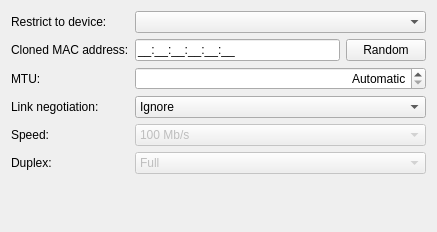
lenz1111/plasma-nm, file libs/editor/settings/ui/wiredconnectionwidget.ui: the form before one commit.
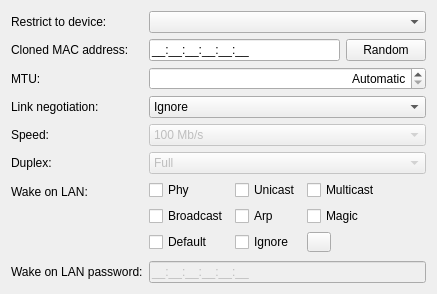
The form after the commit. Custom widgets are drawn as their Qt base class.

Commit message: Support wake-on-lan options in wired connection editor

Diff of the .ui file:
```diff
--- a/libs/editor/settings/ui/wiredconnectionwidget.ui
+++ b/libs/editor/settings/ui/wiredconnectionwidget.ui
@@ -263,6 +263,103 @@
      </item>
     </widget>
    </item>
+   <item row="6" column="0">
+    <widget class="QLabel" name="label_5">
+     <property name="text">
+      <string>Wake on LAN:</string>
+     </property>
+    </widget>
+   </item>
+   <item row="6" column="1">
+    <layout class="QGridLayout" name="wolOptionsLayout">
+     <item row="0" column="0">
+      <widget class="QCheckBox" name="wolPhy">
+       <property name="text">
+        <string>Phy</string>
+       </property>
+      </widget>
+     </item>
+     <item row="0" column="1">
+      <widget class="QCheckBox" name="wolUnicast">
+       <property name="text">
+        <string>Unicast</string>
+       </property>
+      </widget>
+     </item>
+     <item row="0" column="2">
+      <widget class="QCheckBox" name="wolMulticast">
+       <property name="text">
+        <string>Multicast</string>
+       </property>
+      </widget>
+     </item>
+     <item row="1" column="0">
+      <widget class="QCheckBox" name="wolBroadcast">
+       <property name="text">
+        <string>Broadcast</string>
+       </property>
+      </widget>
+     </item>
+     <item row="1" column="1">
+      <widget class="QCheckBox" name="wolArp">
+       <property name="text">
+        <string>Arp</string>
+       </property>
+      </widget>
+     </item>
+     <item row="1" column="2">
+      <widget class="QCheckBox" name="wolMagic">
+       <property name="text">
+        <string>Magic</string>
+       </property>
+      </widget>
+     </item>
+     <item row="2" column="0">
+      <widget class="QCheckBox" name="wolDefault">
+       <property name="text">
+        <string>Default</string>
+       </property>
+      </widget>
+     </item>
+     <item row="2" column="1">
+      <widget class="QCheckBox" name="wolIgnore">
+       <property name="text">
+        <string>Ignore</string>
+       </property>
+      </widget>
+     </item>
+     <item row="2" column="2">
+      <widget class="KContextualHelpButton" name="wolHelp">
+       <property name="contextualHelpText">
+        <string>Uncheck all options to disable Wake-on-Lan. Please refer to wake-on-lan section of &lt;a href=&quot;https://networkmanager.dev/docs/api/latest/settings-802-3-ethernet.html&quot;&gt;NetworkManager documentation&lt;/a&gt; for detailed explaniation about each option.</string>
+       </property>
+      </widget>
+     </item>
+    </layout>
+   </item>
+   <item row="7" column="0">
+    <widget class="QLabel" name="label_6">
+     <property name="text">
+      <string>Wake on LAN password:</string>
+     </property>
+     <property name="buddy">
+      <cstring>wolPassword</cstring>
+     </property>
+    </widget>
+   </item>
+   <item row="7" column="1">
+    <widget class="KLineEdit" name="wolPassword">
+     <property name="toolTip">
+      <string>If specified, the password used with magic-packet-based Wake-on-LAN, represented as an Ethernet MAC address. If not specified, no password will be required.</string>
+     </property>
+     <property name="inputMask">
+      <string notr="true">HH:HH:HH:HH:HH:HH;_</string>
+     </property>
+     <property name="enabled">
+      <bool>false</bool>
+     </property>
+    </widget>
+   </item>
   </layout>
  </widget>
  <customwidgets>
@@ -281,6 +378,11 @@
    <extends>QComboBox</extends>
    <header>hwaddrcombobox.h</header>
   </customwidget>
+  <customwidget>
+   <class>KContextualHelpButton</class>
+   <extends>QToolButton</extends>
+   <header>kcontextualhelpbutton.h</header>
+  </customwidget>
  </customwidgets>
  <tabstops>
   <tabstop>macAddress</tabstop>
```
The commit also changes 1 other file.
